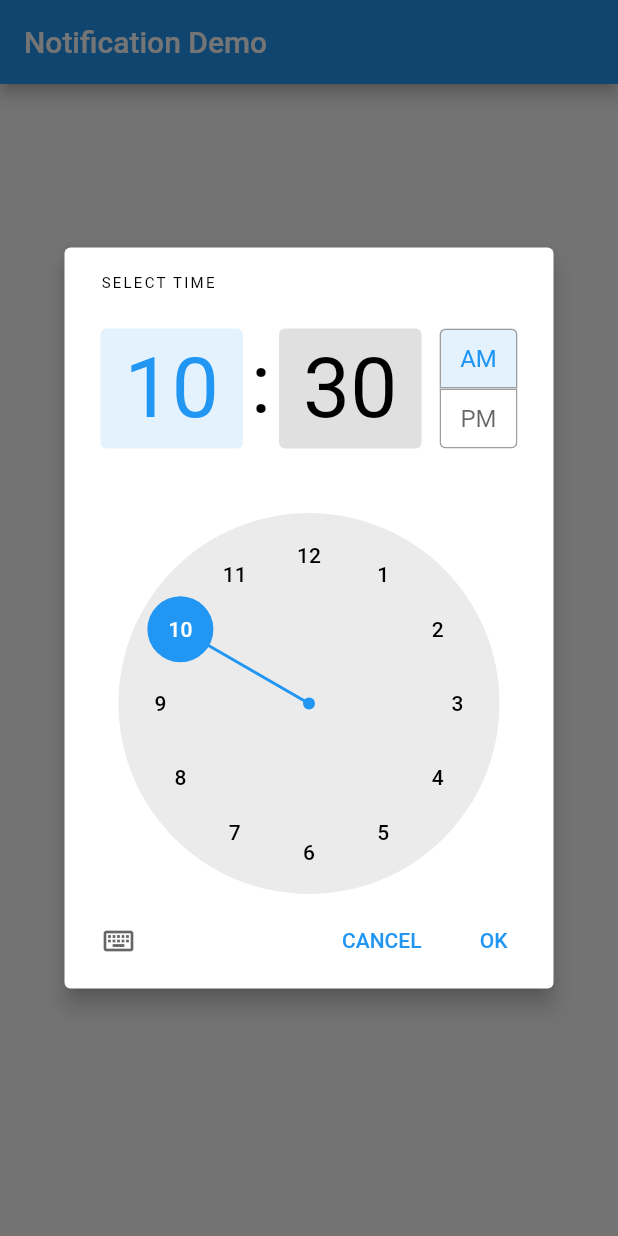
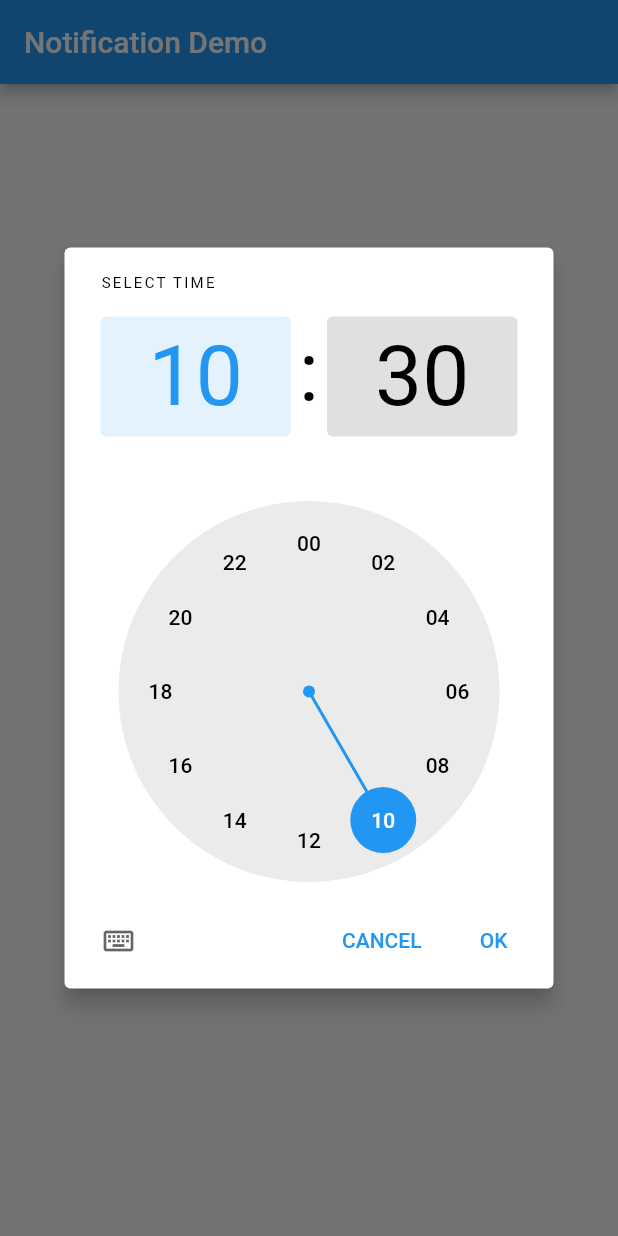
Before and after one commit to N1ght-Fury/notification-error, a Flutter app: the screen it shows after launch, after a tap on "Select Time", on a phone screen of 412 x 824 dp. Run offline on Flutter 3.47's test engine with Material 2 defaults, Android fonts, the phone set to English and light mode, and no system bars; our stand-ins replace awesome_notifications.

Commit message:
Small fix

```diff
--- a/lib/main.dart
+++ b/lib/main.dart
@@ -52,6 +52,12 @@ class _MyHomePageState extends State<MyHomePage> {
             TimeOfDay result = await showTimePicker(
               initialTime: TimeOfDay.now(),
               context: context,
+              builder: (BuildContext context, Widget child) {
+                return MediaQuery(
+                  data: MediaQuery.of(context).copyWith(alwaysUse24HourFormat: true),
+                  child: child,
+                );
+              },
             );
 
             if (result != null) {
```
